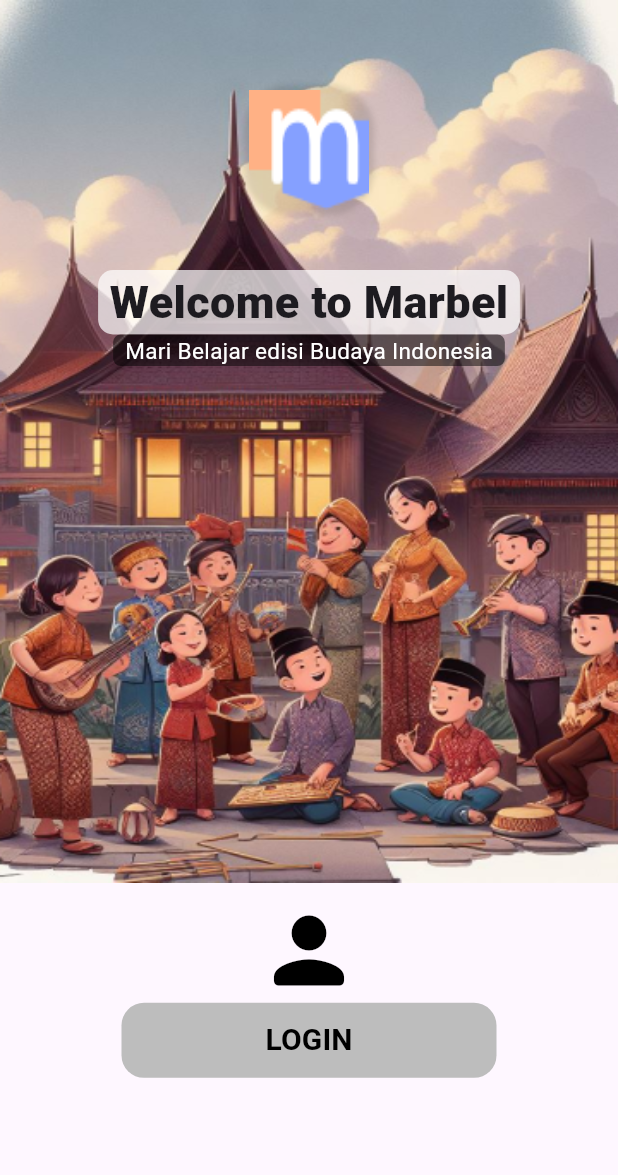
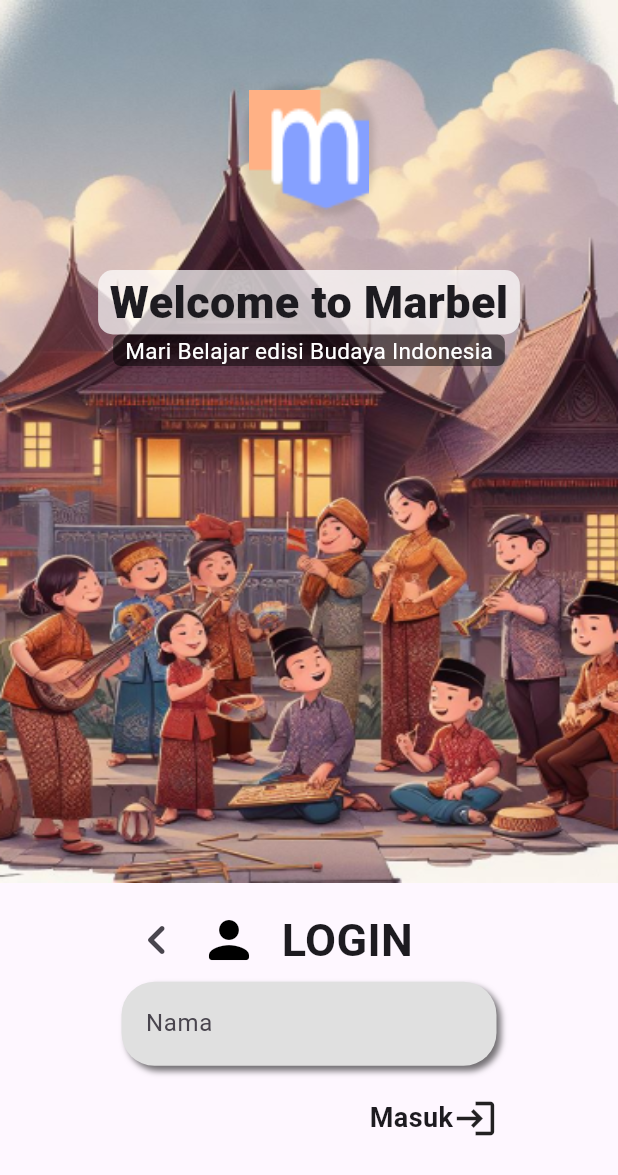
Before and after one commit to desmondorix/Flutter_Project, a Flutter app: the LoginPage screen opened directly, on a phone screen of 412 x 824 dp. Shown: the top 1175 px of the screen. Run offline on Flutter 3.47's test engine with Material 3 defaults, Android fonts, the phone set to English and light mode, and no system bars.

```diff
--- a/lib/pages/login_page.dart
+++ b/lib/pages/login_page.dart
@@ -1,18 +1,22 @@
 import 'package:flutter/material.dart';
+import 'package:marbel/pages/home_page.dart';
+import 'package:marbel/widgets/custom_textfield_home.dart';
 
 class LoginPage extends StatefulWidget {
   const LoginPage({super.key});
 
   @override
-  State<LoginPage> createState() => _LoginPageState();
+  State<LoginPage> createState() => _RegisterPageState();
 }
 
-class _LoginPageState extends State<LoginPage> {
+class _RegisterPageState extends State<LoginPage> {
+  TextEditingController namaController = TextEditingController();
   @override
   Widget build(BuildContext context) {
     Size size = MediaQuery.of(context).size;
     return Scaffold(
-      body: Padding(
+      body: SingleChildScrollView(
+        child: Padding(
           padding: const EdgeInsets.all(0),
           child: Column(
             crossAxisAlignment: CrossAxisAlignment.center,
@@ -83,37 +87,54 @@ class _LoginPageState extends State<LoginPage> {
               const SizedBox(
                 height: 10,
               ),
+              Row(
+                mainAxisAlignment: MainAxisAlignment.center,
+                children: [
+                  IconButton(
+                      onPressed: () {
+                        Navigator.push(context, MaterialPageRoute(
+                          builder: (context) {
+                            return const HomePage();
+                          },
+                        ));
+                      },
+                      icon: const Icon(Icons.chevron_left_rounded, size: 40)),
                   const Icon(
                     Icons.person_rounded,
-              size: 70,
+                    size: 40,
                     color: Colors.black,
                   ),
-            TextButton(
-              style: TextButton.styleFrom(
-                  shape: const RoundedRectangleBorder(
-                  borderRadius: BorderRadius.all(Radius.circular(15))),
-                  backgroundColor: Colors.grey[400],
-                  foregroundColor: Colors.black,
-                  minimumSize: const Size(250, 50),
-                  shadowColor: Colors.black
+                  const SizedBox(width: 15),
+                  const Text('LOGIN',
+                      style:
+                          TextStyle(fontSize: 30, fontWeight: FontWeight.bold)),
+                  const SizedBox(
+                    width: 60,
+                  )
+                ],
               ),
-              onPressed: () {
-                Navigator.push(
-                  context,
-                  MaterialPageRoute(
-                    builder: (context) => const LoginPage(),
+              CustomTextFieldHome(label: "Nama", controller: namaController),
+              const SizedBox(height: 20),
+              Row(
+                mainAxisAlignment: MainAxisAlignment.end,
+                children: [
+                  Container(
+                    child: const Row(
+                      children: [
+                        Text("Masuk",
+                            style: TextStyle(
+                                fontSize: 18, fontWeight: FontWeight.bold)),
+                        Icon(Icons.login, size: 30)
+                      ],
                     ),
-                );
-              },
-              child: const Text('LOGIN',
-                  style: TextStyle(fontSize: 20, fontWeight: FontWeight.bold)),
                   ),
-
                   const SizedBox(
-              height: 10,
+                    width: 80,
                   ),
-
                 ],
+              )
+            ],
+          ),
         ),
       ),
     );
--- a/lib/pages/register_page.dart
+++ b/lib/pages/register_page.dart
@@ -4,10 +4,10 @@ class RegisterPage extends StatefulWidget {
   const RegisterPage({super.key});
 
   @override
-  State<RegisterPage> createState() => _RegisterPageState();
+  State<RegisterPage> createState() => _LoginPageState();
 }
 
-class _RegisterPageState extends State<RegisterPage> {
+class _LoginPageState extends State<RegisterPage> {
   @override
   Widget build(BuildContext context) {
     Size size = MediaQuery.of(context).size;
@@ -88,10 +88,6 @@ class _RegisterPageState extends State<RegisterPage> {
               size: 70,
               color: Colors.black,
             ),
-
-            const SizedBox(
-              height: 10,
-            ),
             TextButton(
               style: TextButton.styleFrom(
                   shape: const RoundedRectangleBorder(
@@ -99,6 +95,7 @@ class _RegisterPageState extends State<RegisterPage> {
                   backgroundColor: Colors.grey[400],
                   foregroundColor: Colors.black,
                   minimumSize: const Size(250, 50),
+                  shadowColor: Colors.black
                   ),
               onPressed: () {
                 Navigator.push(
@@ -108,11 +105,14 @@ class _RegisterPageState extends State<RegisterPage> {
                   ),
                 );
               },
-              child: const Text(
-                'REGISTER',
-                style: TextStyle(fontSize: 20, fontWeight: FontWeight.bold),
+              child: const Text('LOGIN',
+                  style: TextStyle(fontSize: 20, fontWeight: FontWeight.bold)),
             ),
+
+            const SizedBox(
+              height: 10,
             ),
+
           ],
         ),
       ),
--- /dev/null
+++ b/lib/widgets/custom_textfield_home.dart
@@ -0,0 +1,36 @@
+import 'package:flutter/material.dart';
+
+class CustomTextFieldHome extends StatelessWidget {
+  final TextEditingController controller;
+  final String label;
+
+    const CustomTextFieldHome({
+      super.key, required this.label, required this.controller
+    });
+
+    @override
+    Widget build(BuildContext context) {
+      return Container(
+        width: 250,
+        decoration: const BoxDecoration(
+            borderRadius: BorderRadius.all(Radius.circular(22)),
+            boxShadow: [
+              BoxShadow(
+                  color: Colors.black54,
+                  blurRadius: 3,
+                  offset: Offset(3, 3))
+            ]),
+        child: TextField(
+          controller: controller,
+          decoration: InputDecoration(
+              labelText: label,
+              filled: true,
+              fillColor: Colors.grey[300],
+              border: const OutlineInputBorder(
+                borderSide: BorderSide.none,
+                borderRadius: BorderRadius.all(Radius.circular(22))
+              )),
+        ),
+      );
+    }
+  }
```
Also changed, not shown: lib/pages/main_page.dart (added). Lines whose indentation alone changed are shown as unchanged.
